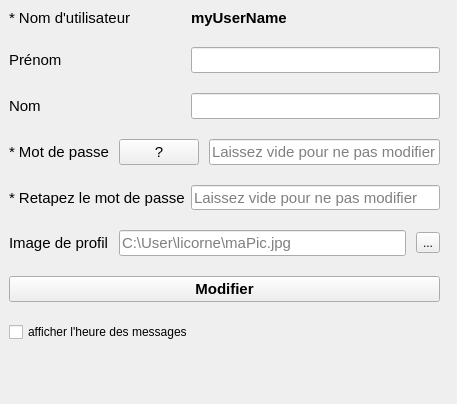
This is User/viewprofileedition.ui in edri/ProjetChat2015 as Qt 5 draws it before an edit. The edited form follows.
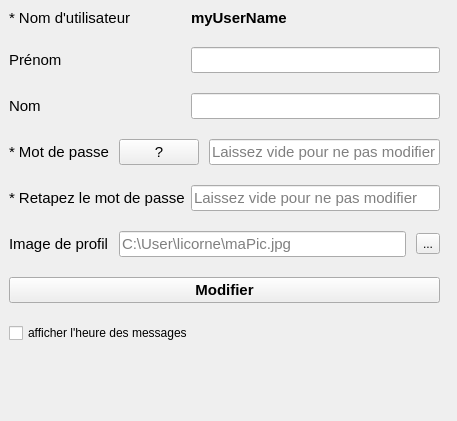
This is the edited form.

Commit message: Interface - Modification du profile

```diff
--- a/User/viewprofileedition.ui
+++ b/User/viewprofileedition.ui
@@ -7,7 +7,7 @@
     <x>0</x>
     <y>0</y>
     <width>457</width>
-    <height>404</height>
+    <height>421</height>
    </rect>
   </property>
   <property name="windowTitle">
@@ -20,7 +20,7 @@
       <x>9</x>
       <y>9</y>
       <width>431</width>
-      <height>367</height>
+      <height>384</height>
      </rect>
     </property>
     <layout class="QVBoxLayout" name="verticalLayout">
```
Left out of the diff: 26 changed lines with no effect on the pictures. The commit also changes 1 other file.
